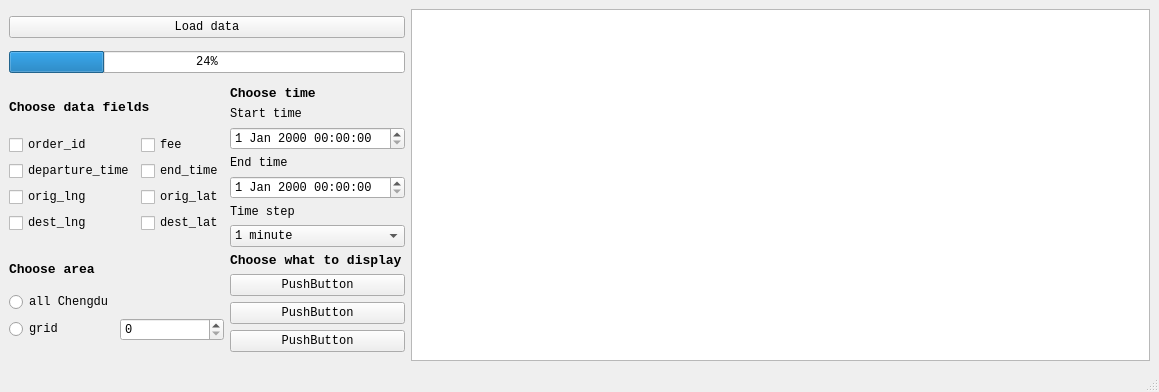
Above: finalProject/mainwindow.ui from ADSWT518/ride-hailing-analyzer before the change. Below: the same form after it.
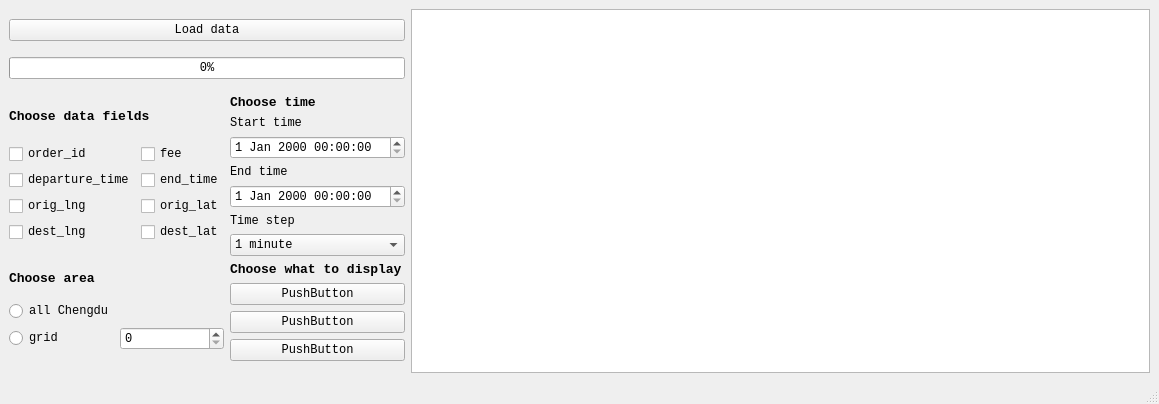
That is the form after the change. Custom widgets are drawn as their Qt base class.

The edit to the form file:
```diff
--- a/finalProject/mainwindow.ui
+++ b/finalProject/mainwindow.ui
@@ -7,7 +7,7 @@
     <x>0</x>
     <y>0</y>
     <width>1159</width>
-    <height>392</height>
+    <height>404</height>
    </rect>
   </property>
   <property name="sizePolicy">
@@ -50,7 +50,7 @@
          </sizepolicy>
         </property>
         <property name="value">
-         <number>24</number>
+         <number>0</number>
         </property>
        </widget>
       </item>
```
Left out of the diff: 2 changed lines with no effect on the pictures.
